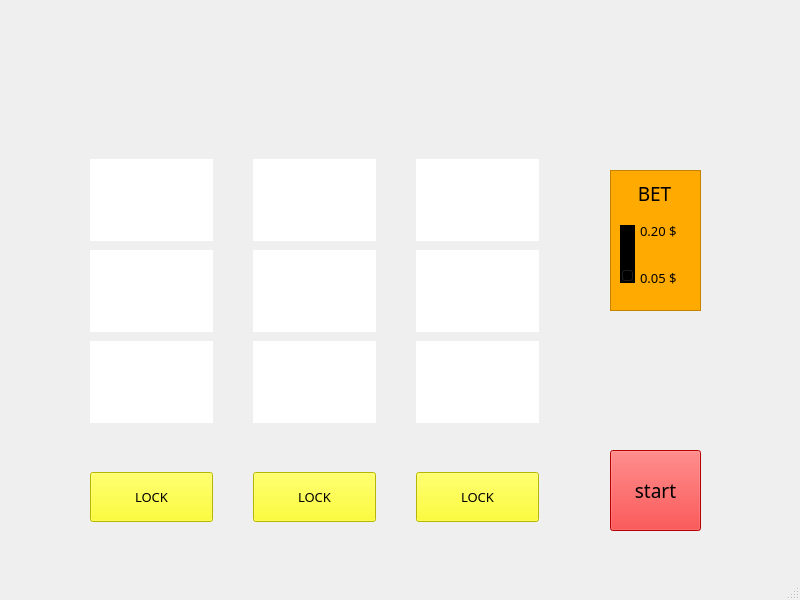
First picture: the form in student/11/slots/main_window.ui, repository juhvv/programming2-2018, before the edit.
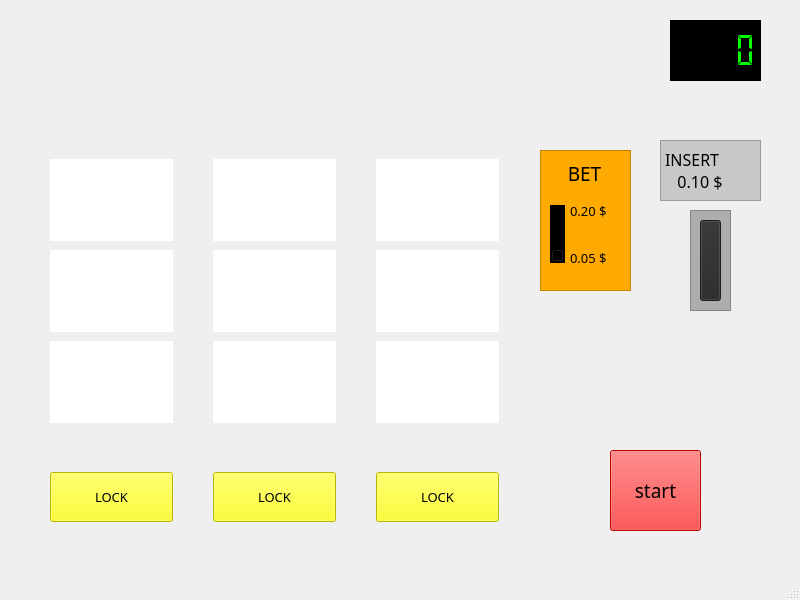
Second picture: the form after the edit. Icons and pictures are not drawn.

Commit message: New class SlotsGame for game management. Implemented money adding/ spending + related ui elements. All buttons now lock during spins.

What changed in the file:
```diff
--- a/student/11/slots/main_window.ui
+++ b/student/11/slots/main_window.ui
@@ -29,12 +29,13 @@
    </property>
    <property name="styleSheet">
     <string notr="true">QWidget {background-image: url(:/MainWindow/Resources/tile.png);}
-QSlider {background-color: rgb(0, 0, 0);}</string>
+QSlider {background-color: rgb(0, 0, 0);}
+QLCDNumber{background: black;}</string>
    </property>
    <widget class="QWidget" name="gridLayoutWidget">
     <property name="geometry">
      <rect>
-      <x>70</x>
+      <x>30</x>
       <y>140</y>
       <width>491</width>
       <height>401</height>
@@ -486,8 +487,8 @@
    <widget class="QFrame" name="betFrame">
     <property name="geometry">
      <rect>
-      <x>610</x>
-      <y>170</y>
+      <x>540</x>
+      <y>150</y>
       <width>91</width>
       <height>141</height>
      </rect>
@@ -816,6 +817,237 @@
      <string>start</string>
     </property>
    </widget>
+   <widget class="QLCDNumber" name="money_scr">
+    <property name="geometry">
+     <rect>
+      <x>670</x>
+      <y>20</y>
+      <width>91</width>
+      <height>61</height>
+     </rect>
+    </property>
+    <property name="palette">
+     <palette>
+      <active>
+       <colorrole role="WindowText">
+        <brush brushstyle="SolidPattern">
+         <color alpha="255">
+          <red>0</red>
+          <green>255</green>
+          <blue>0</blue>
+         </color>
+        </brush>
+       </colorrole>
+       <colorrole role="Button">
+        <brush brushstyle="SolidPattern">
+         <color alpha="255">
+          <red>0</red>
+          <green>0</green>
+          <blue>0</blue>
+         </color>
+        </brush>
+       </colorrole>
+       <colorrole role="Light">
+        <brush brushstyle="SolidPattern">
+         <color alpha="255">
+          <red>0</red>
+          <green>255</green>
+          <blue>0</blue>
+         </color>
+        </brush>
+       </colorrole>
+       <colorrole role="Base">
+        <brush brushstyle="SolidPattern">
+         <color alpha="255">
+          <red>0</red>
+          <green>0</green>
+          <blue>0</blue>
+         </color>
+        </brush>
+       </colorrole>
+       <colorrole role="Window">
+        <brush brushstyle="SolidPattern">
+         <color alpha="255">
+          <red>0</red>
+          <green>0</green>
+          <blue>0</blue>
+         </color>
+        </brush>
+       </colorrole>
+      </active>
+      <inactive>
+       <colorrole role="WindowText">
+        <brush brushstyle="SolidPattern">
+         <color alpha="255">
+          <red>0</red>
+          <green>255</green>
+          <blue>0</blue>
+         </color>
+        </brush>
+       </colorrole>
+       <colorrole role="Button">
+        <brush brushstyle="SolidPattern">
+         <color alpha="255">
+          <red>0</red>
+          <green>0</green>
+          <blue>0</blue>
+         </color>
+        </brush>
+       </colorrole>
+       <colorrole role="Light">
+        <brush brushstyle="SolidPattern">
+         <color alpha="255">
+          <red>0</red>
+          <green>255</green>
+          <blue>0</blue>
+         </color>
+        </brush>
+       </colorrole>
+       <colorrole role="Base">
+        <brush brushstyle="SolidPattern">
+         <color alpha="255">
+          <red>0</red>
+          <green>0</green>
+          <blue>0</blue>
+         </color>
+        </brush>
+       </colorrole>
+       <colorrole role="Window">
+        <brush brushstyle="SolidPattern">
+         <color alpha="255">
+          <red>0</red>
+          <green>0</green>
+          <blue>0</blue>
+         </color>
+        </brush>
+       </colorrole>
+      </inactive>
+      <disabled>
+       <colorrole role="WindowText">
+        <brush brushstyle="SolidPattern">
+         <color alpha="255">
+          <red>106</red>
+          <green>104</green>
+          <blue>100</blue>
+         </color>
+        </brush>
+       </colorrole>
+       <colorrole role="Button">
+        <brush brushstyle="SolidPattern">
+         <color alpha="255">
+          <red>0</red>
+          <green>0</green>
+          <blue>0</blue>
+         </color>
+        </brush>
+       </colorrole>
+       <colorrole role="Light">
+        <brush brushstyle="SolidPattern">
+         <color alpha="255">
+          <red>0</red>
+          <green>255</green>
+          <blue>0</blue>
+         </color>
+        </brush>
+       </colorrole>
+       <colorrole role="Base">
+        <brush brushstyle="SolidPattern">
+         <color alpha="255">
+          <red>0</red>
+          <green>0</green>
+          <blue>0</blue>
+         </color>
+        </brush>
+       </colorrole>
+       <colorrole role="Window">
+        <brush brushstyle="SolidPattern">
+         <color alpha="255">
+          <red>0</red>
+          <green>0</green>
+          <blue>0</blue>
+         </color>
+        </brush>
+       </colorrole>
+      </disabled>
+     </palette>
+    </property>
+    <property name="styleSheet">
+     <string notr="true"/>
+    </property>
+    <property name="frameShape">
+     <enum>QFrame::Box</enum>
+    </property>
+    <property name="smallDecimalPoint">
+     <bool>true</bool>
+    </property>
+    <property name="digitCount">
+     <number>4</number>
+    </property>
+    <property name="segmentStyle">
+     <enum>QLCDNumber::Flat</enum>
+    </property>
+   </widget>
+   <widget class="QFrame" name="moneyFrame">
+    <property name="geometry">
+     <rect>
+      <x>690</x>
+      <y>210</y>
+      <width>41</width>
+      <height>101</height>
+     </rect>
+    </property>
+    <property name="styleSheet">
+     <string notr="true">QFrame {background: rgb(173, 173, 173);}</string>
+    </property>
+    <property name="frameShape">
+     <enum>QFrame::StyledPanel</enum>
+    </property>
+    <property name="frameShadow">
+     <enum>QFrame::Raised</enum>
+    </property>
+    <widget class="QPushButton" name="money_insert_btn">
+     <property name="geometry">
+      <rect>
+       <x>10</x>
+       <y>10</y>
+       <width>21</width>
+       <height>81</height>
+      </rect>
+     </property>
+     <property name="styleSheet">
+      <string notr="true">QPushButton { background: rgb(40, 40, 40) }</string>
+     </property>
+     <property name="text">
+      <string/>
+     </property>
+    </widget>
+   </widget>
+   <widget class="QLabel" name="money_label">
+    <property name="geometry">
+     <rect>
+      <x>660</x>
+      <y>140</y>
+      <width>101</width>
+      <height>61</height>
+     </rect>
+    </property>
+    <property name="font">
+     <font>
+      <family>Engravers MT</family>
+      <pointsize>12</pointsize>
+     </font>
+    </property>
+    <property name="styleSheet">
+     <string notr="true">QFrame {background: rgb(200, 200, 200)}</string>
+    </property>
+    <property name="frameShape">
+     <enum>QFrame::StyledPanel</enum>
+    </property>
+    <property name="text">
+     <string>INSERT
+   0.10 $</string>
+    </property>
+   </widget>
   </widget>
   <widget class="QStatusBar" name="statusbar"/>
  </widget>
```
The commit also changes 6 other files.
